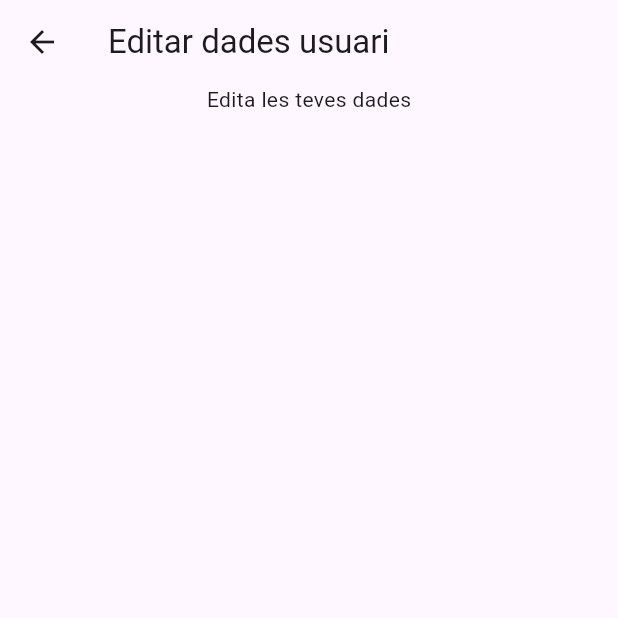
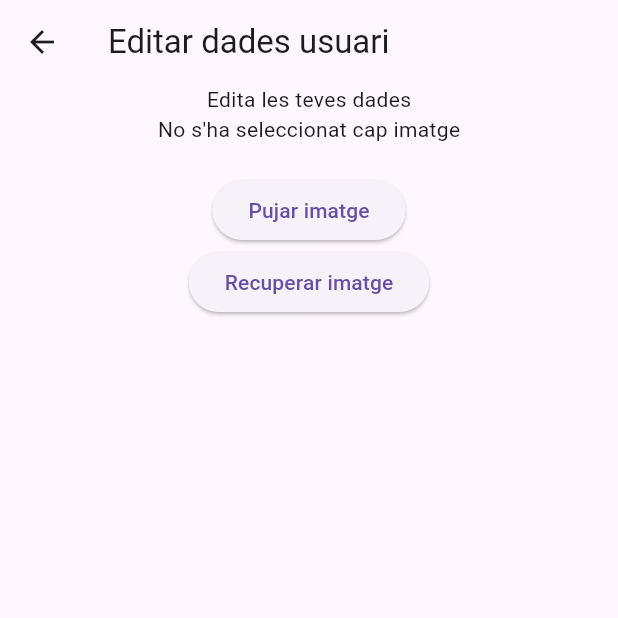
Before and after one commit to Polichus/ejemplo_firebase, a Flutter app: the EditarDadesUsuari screen opened directly, on a phone screen of 412 x 824 dp, the top half of it. Run offline on Flutter 3.47's test engine with Material 3 defaults, Android fonts, the phone set to English and light mode, and no system bars; our stand-ins replace cloud_firestore, firebase_auth, firebase_core, image_picker; missing offline and left inert: mongo_dart; accounts and stored records are empty; generated files the repository leaves out were written again.

Commit message:
imatges funcionant

```diff
--- a/lib/Pagines/editar_dades_usuari.dart
+++ b/lib/Pagines/editar_dades_usuari.dart
@@ -1,7 +1,7 @@
-
-
+import 'dart:io';
 import 'dart:typed_data';
 
+import 'package:ejemplo_firebase/auth/servei_auth.dart';
 import 'package:ejemplo_firebase/mongodb/db_conf/db_conf.dart';
 import 'package:flutter/cupertino.dart';
 import 'package:flutter/material.dart';
@@ -50,13 +50,96 @@ class _EditarDadesUsuariState extends State<EditarDadesUsuari> {
         title: const Text("Editar dades usuari"
         ),
       ),
-      body: const Center(
+      body: Center(
         child: Column(
           children: [
-            Text("Edita les teves dades"),
+            const Text("Edita les teves dades"),
+
+            // Afegim la imatge o un text
+            _imatgeEnBytes != null
+                ? Image.memory(
+              _imatgeEnBytes!, height: 200,
+              )
+              : const Text("No s'ha seleccionat cap imatge"),
+
+            const SizedBox(
+              height: 20,
+            ),
+
+            ElevatedButton(
+              onPressed: (){
+                _pujarImatge();
+              },
+              child: const Text("Pujar imatge"),
+            ),
+
+            ElevatedButton(
+              onPressed: (){
+                _recuperarImatge();
+              },
+              child: const Text("Recuperar imatge"),
+            ),
           ],
         ),
       ),
     );
   }
+
+  Future _pujarImatge() async{
+
+    final imatgeSeleccionada = await imagePicker.pickImage(source: ImageSource.gallery);
+
+    // Mirem si ha trobat una imatge.
+    if(imatgeSeleccionada != null){
+
+      //Per guardar la imatge l'hem de passar a bytes
+      final bytesImatge = await File(imatgeSeleccionada.path).readAsBytes();
+      // Passaem els bytes en el format que MongoDB li va bé
+      final dadesBinaries = mongodb.BsonBinary.from(bytesImatge);
+
+      final collection = _db!.collection("imatges_perfils");
+
+      await collection.replaceOne(
+        {
+            "id_usuari_firebase": ServeiAuth().getUsuariActual()!.uid
+        }
+          ,
+        {
+          "id_usuari_firebase": ServeiAuth().getUsuariActual()!.uid,
+          "nom_foto": "foto_perfil",
+          "imatge": dadesBinaries,
+          "data_pujada": DateTime.now()
+        };
+
+        //Fer que si no troba el document, el crei.
+        upsert: true
+      );
+      print("Imatge pujada");
+    }
+  }
+
+  Future<void> _recuperarImatge() async{
+
+    try{
+
+      //Ens connectem amb la collection que volem
+      final collection = _db!.collection("imatge_perfils");
+
+      //Trobem el document buscat
+      final doc = await collection
+          .findOne({"id_usuari_firebase": ServeiAuth().getUsuariActual()!.uid});
+
+      //Podem haver recuperat la imatge, però està en el format Bson del MongoDB
+      if(doc != null && doc["imatge"] != null){
+        final imatgesBson = doc["imatge"] as mongodb.BsonBinary;
+        setState(() {
+          _imatgeEnBytes = imatgesBson.byteList;
+        });
+      } else{
+        print("Error trobant la imatge en el document");
+      }
+    }catch(e){
+      print("Error intentat recuperar el document");
+    }
+  }
 }
```
Also changed, not shown: 130 other files.
